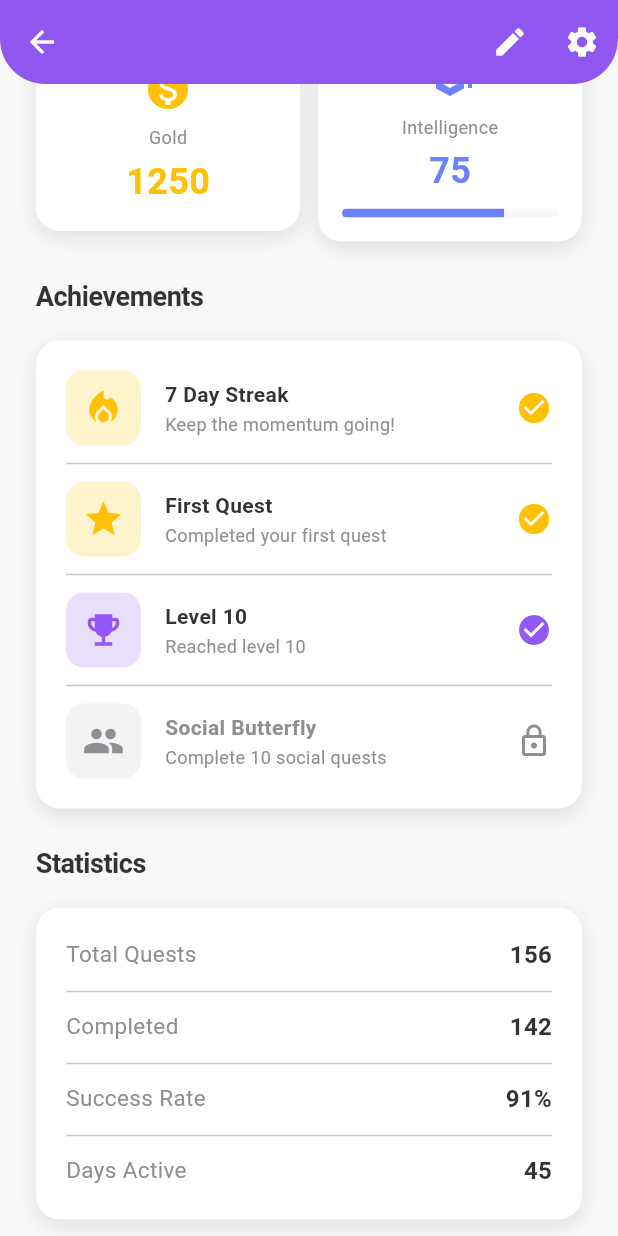
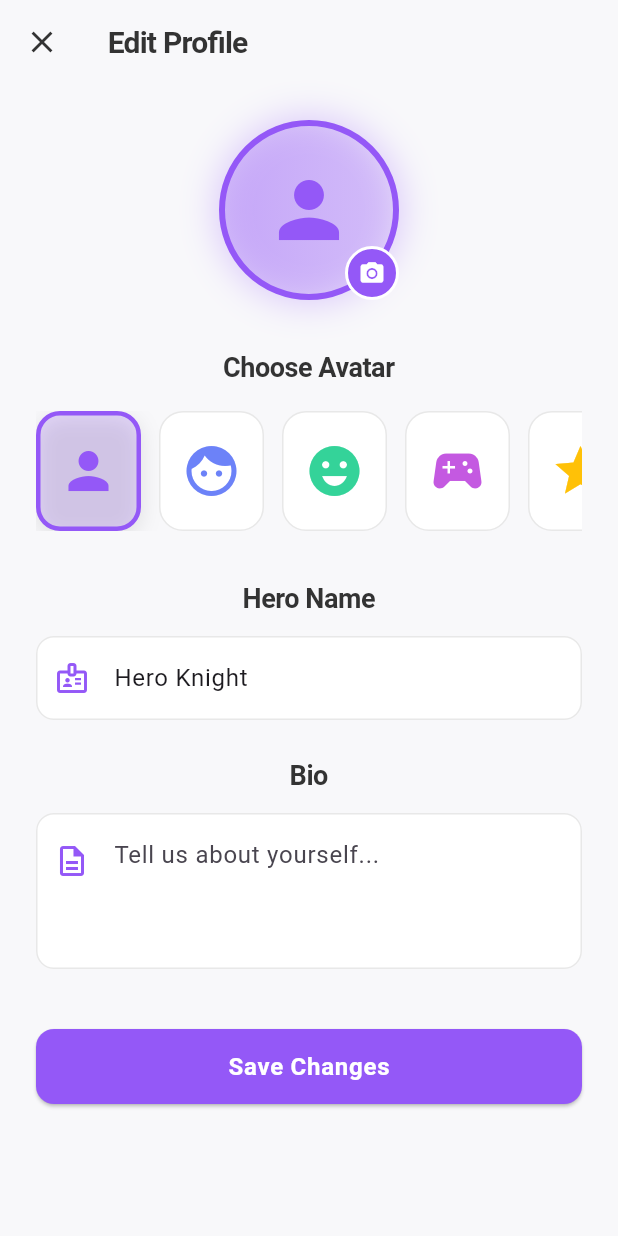
Before and after one commit to Mehreen-siddique/Real_Life_RPG_Overlay, a Flutter app: the profileScreen screen opened directly, scrolled down 576 dp, after a tap on the "edit" icon, on a phone screen of 412 x 824 dp. Run offline on Flutter 3.47's test engine with Material 3 defaults, Android fonts, the phone set to English and light mode, and no system bars; our stand-ins replace font_awesome_flutter; accounts and stored records are empty.

Commit message:
Add the edit profile screen.Add the path into profile screen.

```diff
--- a/lib/Screens/Home/MainContainer.dart
+++ b/lib/Screens/Home/MainContainer.dart
@@ -3,9 +3,9 @@ import 'package:flutter/material.dart';
 import 'package:real_life_rpg/Screens/Home/homeScreen.dart';
 import 'package:real_life_rpg/Screens/Quests/QuestList.dart';
 import 'package:real_life_rpg/Screens/Social/LeaderboardScreen.dart';
+import 'package:real_life_rpg/Screens/profile/ProfileScreen.dart';
 import 'package:real_life_rpg/Widgets/BottomBar.dart';
-import 'package:real_life_rpg/profile/ProfileScreen.dart';
-import 'package:real_life_rpg/utils/constants.dart';
+
 
 
 class MainContainerScreen extends StatefulWidget {
--- /dev/null
+++ b/lib/Screens/profile/EditProfile.dart
@@ -0,0 +1,270 @@
+
+import 'package:flutter/material.dart';
+import '../../utils/constants.dart';
+
+class EditProfileScreen extends StatefulWidget {
+  const EditProfileScreen({Key? key}) : super(key: key);
+
+  @override
+  State<EditProfileScreen> createState() => _EditProfileScreenState();
+}
+
+class _EditProfileScreenState extends State<EditProfileScreen> {
+  final _formKey = GlobalKey<FormState>();
+  final _nameController = TextEditingController(text: 'Hero Knight');
+  int _selectedAvatar = 0;
+
+  final List<AvatarOption> _avatars = [
+    AvatarOption(icon: Icons.person, color: AppColors.primaryPurple),
+    AvatarOption(icon: Icons.face, color: AppColors.accentBlue),
+    AvatarOption(icon: Icons.emoji_emotions, color: AppColors.accentGreen),
+    AvatarOption(icon: Icons.sports_esports, color: AppColors.accentMagenta),
+    AvatarOption(icon: Icons.star, color: AppColors.highlightGold),
+    AvatarOption(icon: Icons.favorite, color: AppColors.lightPurple),
+  ];
+
+  @override
+  void dispose() {
+    _nameController.dispose();
+    super.dispose();
+  }
+
+  void _saveProfile() {
+    if (_formKey.currentState!.validate()) {
+      Navigator.pop(context);
+      ScaffoldMessenger.of(context).showSnackBar(
+        SnackBar(
+          content: const Text('Profile updated successfully!'),
+          backgroundColor: AppColors.accentGreen,
+        ),
+      );
+    }
+  }
+
+  @override
+  Widget build(BuildContext context) {
+    return Scaffold(
+      backgroundColor: AppColors.lightBackground,
+      appBar: AppBar(
+        backgroundColor: Colors.transparent,
+        elevation: 0,
+        leading: IconButton(
+          icon: const Icon(Icons.close, color: AppColors.textDark),
+          onPressed: () => Navigator.pop(context),
+        ),
+        title: Text(
+          'Edit Profile',
+          style: AppTextStyles.heading.copyWith(fontSize: 20),
+        ),
+      ),
+      body: Form(
+        key: _formKey,
+        child: SingleChildScrollView(
+          padding: const EdgeInsets.all(24),
+          child: Column(
+            children: [
+              // Avatar
+              Center(
+                child: Stack(
+                  children: [
+                    Container(
+                      width: 120,
+                      height: 120,
+                      decoration: BoxDecoration(
+                        gradient: LinearGradient(
+                          colors: [
+                            _avatars[_selectedAvatar].color.withOpacity(0.3),
+                            _avatars[_selectedAvatar].color.withOpacity(0.1),
+                          ],
+                        ),
+                        shape: BoxShape.circle,
+                        border: Border.all(
+                          color: _avatars[_selectedAvatar].color,
+                          width: 4,
+                        ),
+                        boxShadow: [
+                          BoxShadow(
+                            color: _avatars[_selectedAvatar].color.withOpacity(0.3),
+                            blurRadius: 20,
+                            spreadRadius: 2,
+                          ),
+                        ],
+                      ),
+                      child: Icon(
+                        _avatars[_selectedAvatar].icon,
+                        size: 60,
+                        color: _avatars[_selectedAvatar].color,
+                      ),
+                    ),
+                    Positioned(
+                      bottom: 0,
+                      right: 0,
+                      child: Container(
+                        width: 36,
+                        height: 36,
+                        decoration: BoxDecoration(
+                          color: AppColors.primaryPurple,
+                          shape: BoxShape.circle,
+                          border: Border.all(color: Colors.white, width: 2),
+                        ),
+                        child: const Icon(
+                          Icons.camera_alt,
+                          color: Colors.white,
+                          size: 18,
+                        ),
+                      ),
+                    ),
+                  ],
+                ),
+              ),
+              const SizedBox(height: 32),
+
+              // Avatar Selection
+              Text(
+                'Choose Avatar',
+                style: AppTextStyles.subheading,
+              ),
+              const SizedBox(height: 16),
+
+              SizedBox(
+                height: 80,
+                child: ListView.builder(
+                  scrollDirection: Axis.horizontal,
+                  itemCount: _avatars.length,
+                  itemBuilder: (context, index) {
+                    final isSelected = _selectedAvatar == index;
+                    return GestureDetector(
+                      onTap: () => setState(() => _selectedAvatar = index),
+                      child: Container(
+                        width: 70,
+                        margin: const EdgeInsets.only(right: 12),
+                        decoration: BoxDecoration(
+                          color: isSelected
+                              ? _avatars[index].color.withOpacity(0.2)
+                              : AppColors.whiteBackground,
+                          borderRadius: BorderRadius.circular(16),
+                          border: Border.all(
+                            color: isSelected
+                                ? _avatars[index].color
+                                : AppColors.borderLight,
+                            width: isSelected ? 3 : 1,
+                          ),
+                          boxShadow: isSelected ? AppShadows.cardShadow : [],
+                        ),
+                        child: Icon(
+                          _avatars[index].icon,
+                          size: 40,
+                          color: _avatars[index].color,
+                        ),
+                      ),
+                    );
+                  },
+                ),
+              ),
+              const SizedBox(height: 32),
+
+              // Name Field
+              Text(
+                'Hero Name',
+                style: AppTextStyles.subheading,
+              ),
+              const SizedBox(height: 12),
+              TextFormField(
+                controller: _nameController,
+                decoration: InputDecoration(
+                  hintText: 'Enter your hero name',
+                  prefixIcon: const Icon(
+                    Icons.badge_outlined,
+                    color: AppColors.primaryPurple,
+                  ),
+                  filled: true,
+                  fillColor: AppColors.whiteBackground,
+                  border: OutlineInputBorder(
+                    borderRadius: BorderRadius.circular(AppSizes.radiusSM),
+                    borderSide: BorderSide(color: AppColors.borderLight),
+                  ),
+                  enabledBorder: OutlineInputBorder(
+                    borderRadius: BorderRadius.circular(AppSizes.radiusSM),
+                    borderSide: BorderSide(color: AppColors.borderLight),
+                  ),
+                  focusedBorder: OutlineInputBorder(
+                    borderRadius: BorderRadius.circular(AppSizes.radiusSM),
+                    borderSide: BorderSide(color: AppColors.primaryPurple, width: 2),
+                  ),
+                ),
+                validator: (value) {
+                  if (value == null || value.isEmpty) {
+                    return 'Please enter a name';
+                  }
+                  return null;
+                },
+              ),
+              const SizedBox(height: 24),
+
+              // Bio Field
+              Text(
+                'Bio',
+                style: AppTextStyles.subheading,
+              ),
+              const SizedBox(height: 12),
+              TextFormField(
+                maxLines: 3,
+                decoration: InputDecoration(
+                  hintText: 'Tell us about yourself...',
+                  prefixIcon: const Padding(
+                    padding: EdgeInsets.only(bottom: 40),
+                    child: Icon(
+                      Icons.description_outlined,
+                      color: AppColors.primaryPurple,
+                    ),
+                  ),
+                  filled: true,
+                  fillColor: AppColors.whiteBackground,
+                  border: OutlineInputBorder(
+                    borderRadius: BorderRadius.circular(AppSizes.radiusSM),
+                    borderSide: BorderSide(color: AppColors.borderLight),
+                  ),
+                  enabledBorder: OutlineInputBorder(
+                    borderRadius: BorderRadius.circular(AppSizes.radiusSM),
+                    borderSide: BorderSide(color: AppColors.borderLight),
+                  ),
+                  focusedBorder: OutlineInputBorder(
+                    borderRadius: BorderRadius.circular(AppSizes.radiusSM),
+                    borderSide: BorderSide(color: AppColors.primaryPurple, width: 2),
+                  ),
+                ),
+              ),
+              const SizedBox(height: 40),
+
+              // Save Button
+              SizedBox(
+                width: double.infinity,
+                height: AppSizes.buttonHeight,
+                child: ElevatedButton(
+                  onPressed: _saveProfile,
+                  style: ElevatedButton.styleFrom(
+                    backgroundColor: AppColors.primaryPurple,
+                    shape: RoundedRectangleBorder(
+                      borderRadius: BorderRadius.circular(AppSizes.radiusSM),
+                    ),
+                  ),
+                  child: Text(
+                    'Save Changes',
+                    style: AppTextStyles.button.copyWith(fontSize: 16),
+                  ),
+                ),
+              ),
+            ],
+          ),
+        ),
+      ),
+    );
+  }
+}
+
+class AvatarOption {
+  final IconData icon;
+  final Color color;
+
+  AvatarOption({required this.icon, required this.color});
+}
--- a/lib/profile/ProfileScreen.dart
+++ b/lib/Screens/profile/ProfileScreen.dart
@@ -1,6 +1,7 @@
 
 import 'package:flutter/material.dart';
 import 'package:real_life_rpg/Models/users.dart';
+import 'package:real_life_rpg/Screens/profile/EditProfile.dart';
 import 'package:real_life_rpg/utils/constants.dart';
 
 class profileScreen extends StatefulWidget {
@@ -172,11 +173,11 @@ class _profileScreenState extends State<profileScreen> {
               IconButton(
                 icon: const Icon(Icons.edit, color: Colors.white),
                 onPressed: () {
-                  // Navigator.push(
-                  //   context,
-                  //   MaterialPageRoute(
-                  //     builder: (_) => const EditProfileScreen(),
-                  //   ),);
+                  Navigator.push(
+                    context,
+                    MaterialPageRoute(
+                      builder: (context) =>  EditProfileScreen(),
+                    ),);
 
                 },
               ),
```
